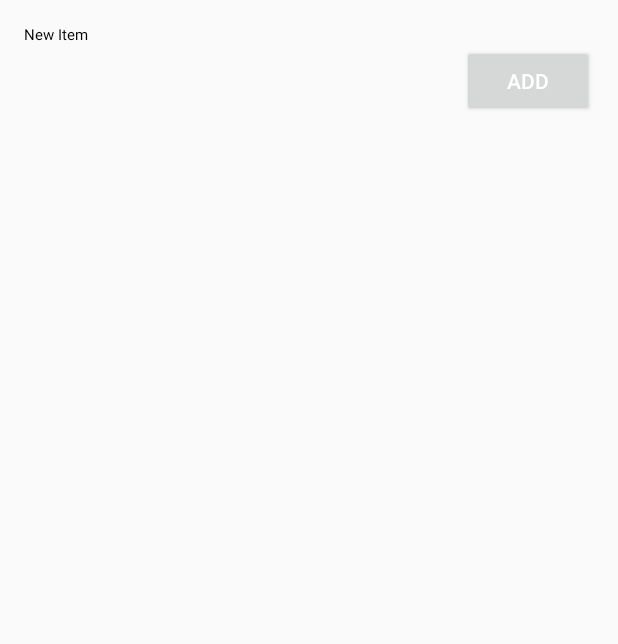
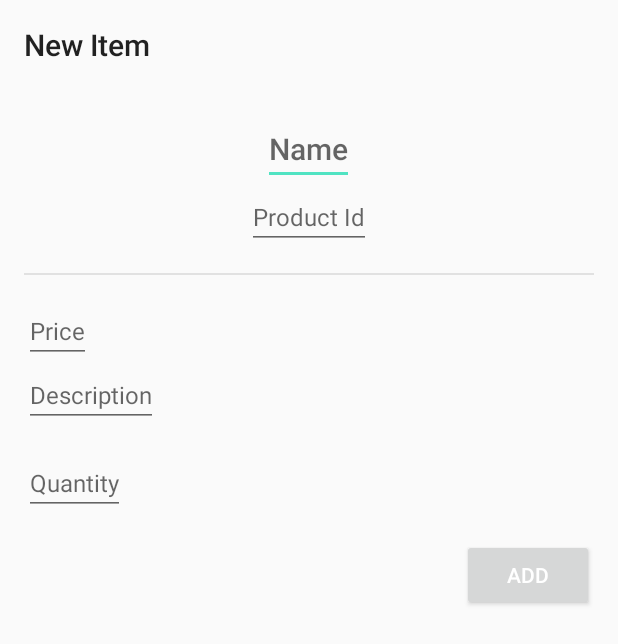
Before and after one commit to enyciaa/SmallgosShopkeeper, an Android app: the AddItemActivity screen opened directly, with no data from a screen before it, on a phone screen of 412 x 824 dp. Shown: the top 644 px of the screen. Run offline under Robolectric (Android 15) with nearby library versions, the phone set to English and light mode, and no system bars; our stand-ins replace ButterKnife, data binding; libraries missing offline, so code that uses them is left out: rx.android.schedulers, rx.schedulers.

Commit message:
Layout to add an item

```diff
--- a/app/src/main/res/layout/activity_add_item.xml
+++ b/app/src/main/res/layout/activity_add_item.xml
@@ -10,21 +10,78 @@
         android:layout_height="match_parent"
         android:layout_margin="@dimen/grid_16"
         android:orientation="vertical"
+        android:gravity="center_horizontal"
         android:weightSum="1"
         >
 
         <TextView
             android:layout_width="wrap_content"
             android:layout_height="wrap_content"
+            android:layout_gravity="left"
             android:text="@string/add_invenory_item_title"
-            android:textAppearance="@dimen/text_24"/>
+            android:textAppearance="@style/SmallgosTextTitle"
+            />
 
         <ImageView
             android:id="@+id/itemPicture"
             android:layout_width="wrap_content"
             android:layout_height="wrap_content"
+            android:layout_margin="@dimen/grid_16"
             android:layout_gravity="center_horizontal"
             tools:src="@drawable/ic_orders"
+            />
+
+        <EditText
+            android:id="@+id/itemName"
+            android:layout_width="wrap_content"
+            android:layout_height="wrap_content"
+            android:hint="@string/item_name_hint"
+            android:textAppearance="@style/SmallgosTextTitle"
+            />
+
+        <EditText
+            android:id="@+id/itemProductId"
+            android:layout_width="wrap_content"
+            android:layout_height="wrap_content"
+            android:hint="@string/item_product_id_hint"
+            android:textAppearance="@style/SmallgosTextSubtitle"
+            />
+
+        <View
+            android:layout_width="match_parent"
+            android:layout_height="@dimen/divider_height"
+            android:layout_marginTop="@dimen/grid_16"
+            android:layout_marginBottom="@dimen/grid_16"
+            android:background="@color/black_10"
+            />
+
+        <EditText
+            android:id="@+id/itemPrice"
+            android:layout_width="wrap_content"
+            android:layout_height="wrap_content"
+            android:layout_gravity="left"
+            android:hint="@string/item_name_price"
+            android:textAppearance="@style/SmallgosTextSubtitle"
+            />
+
+        <EditText
+            android:id="@+id/itemDescription"
+            android:layout_width="wrap_content"
+            android:layout_height="wrap_content"
+            android:layout_marginBottom="@dimen/grid_16"
+            android:layout_gravity="left"
+            android:hint="@string/item_name_description"
+            android:textAppearance="@style/SmallgosTextSubtitle"
+            />
+
+        <EditText
+            android:id="@+id/itemQuantity"
+            android:layout_width="wrap_content"
+            android:layout_height="wrap_content"
+            android:layout_gravity="left"
+            android:layout_marginBottom="@dimen/grid_16"
+            android:hint="@string/item_name_quantity"
+            android:textAppearance="@style/SmallgosTextSubtitle"
             />
 
         <Button
@@ -34,6 +91,7 @@
             android:layout_gravity="right"
             android:text="@string/inventory_item_add_button"/>
 
+
     </LinearLayout>
 
 </layout>
--- a/app/src/main/res/values/colors.xml
+++ b/app/src/main/res/values/colors.xml
@@ -6,4 +6,5 @@
 
     <color name="white_100">#ffffff</color>
     <color name="black_100">#000000</color>
+    <color name="black_10">#1A000000</color>
 </resources>
--- a/app/src/main/res/values/dimens.xml
+++ b/app/src/main/res/values/dimens.xml
@@ -9,4 +9,6 @@
     <dimen name="text_24">24sp</dimen>
 
     <dimen name="elevation_4">4dp</dimen>
+
+    <dimen name="divider_height">1dp</dimen>
 </resources>
--- a/app/src/main/res/values/strings.xml
+++ b/app/src/main/res/values/strings.xml
@@ -5,5 +5,10 @@
     <string name="inventory_item_quantity">Quantity: %d</string>
     <string name="inventory_item_add_button">Add</string>
     <string name="add_invenory_item_title">New Item</string>
+    <string name="item_name_hint">Name</string>
+    <string name="item_product_id_hint">Product Id</string>
+    <string name="item_name_price">Price</string>
+    <string name="item_name_description">Description</string>
+    <string name="item_name_quantity">Quantity</string>
 
 </resources>
--- a/app/src/main/res/values/styles.xml
+++ b/app/src/main/res/values/styles.xml
@@ -18,6 +18,11 @@
         <item name="textColor">@color/black_100</item>
     </style>
 
+    <style name="SmallgosTextSubtitle" parent="TextAppearance.AppCompat.Subhead">
+        <item name="textSize">@dimen/text_24</item>
+        <item name="textColor">@color/black_100</item>
+    </style>
+
     <style name="SmallgosTextBody" parent="TextAppearance.AppCompat.Body1">
         <item name="textSize">@dimen/text_16</item>
         <item name="textColor">@color/black_100</item>
```
